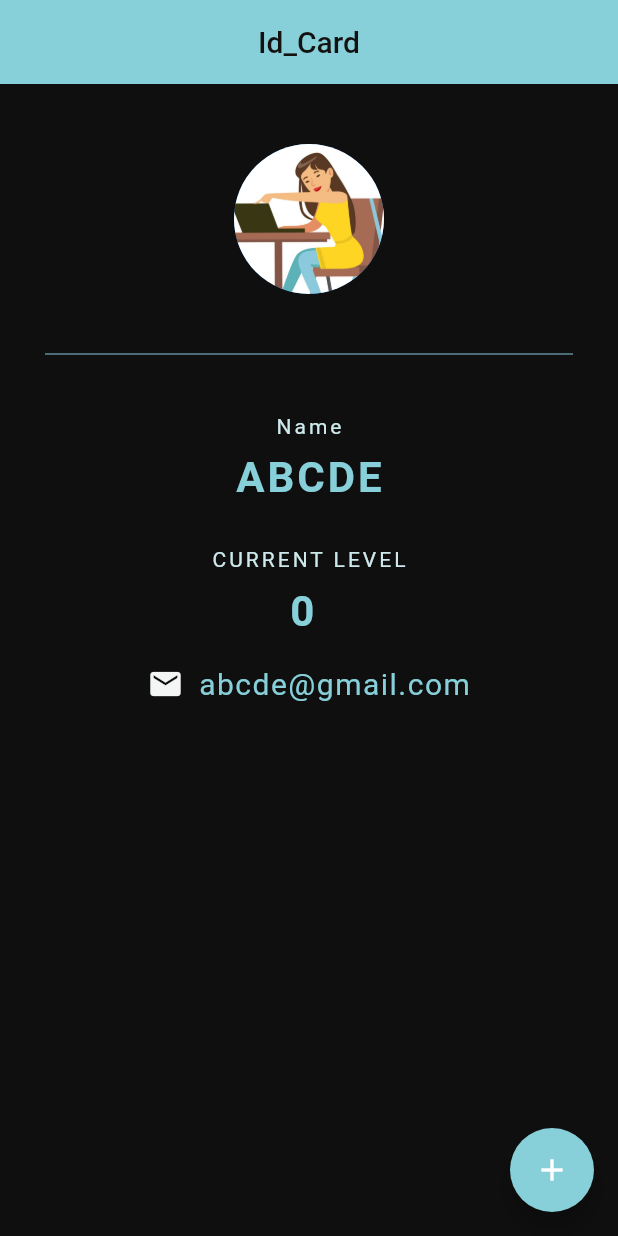
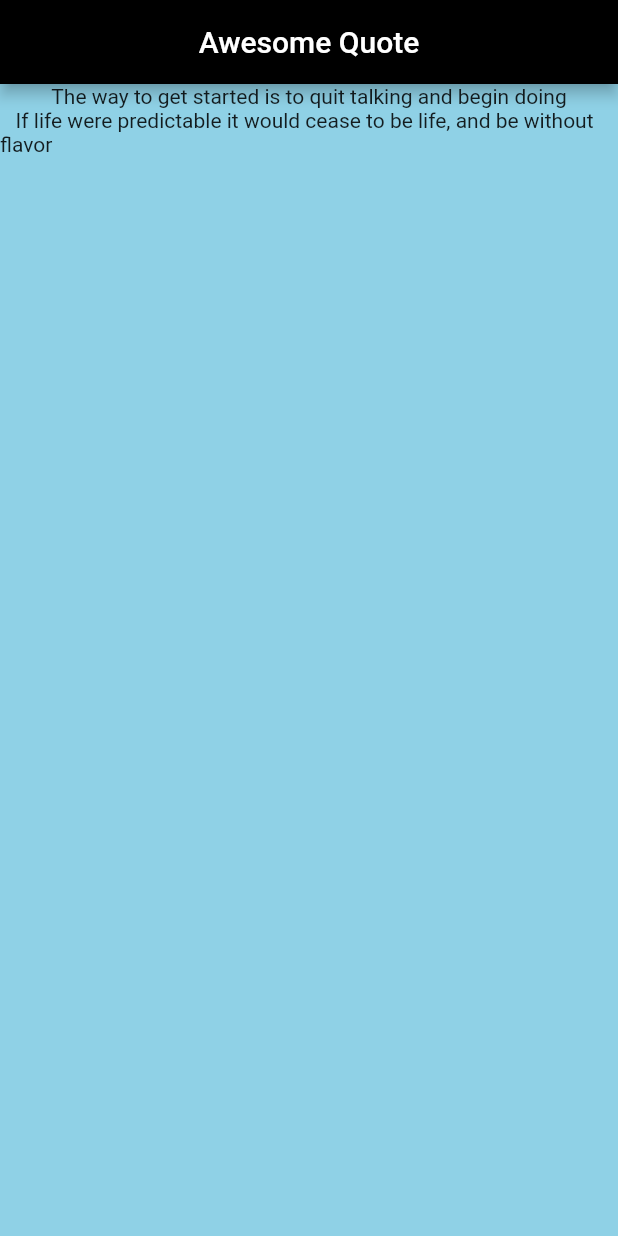
Before and after one commit to malavikaac/Flutter-_Card, a Flutter app: the screen it shows after launch, on a phone screen of 412 x 824 dp. Run offline on Flutter 3.47's test engine with Material 2 defaults, Android fonts, the phone set to English and light mode, and no system bars.

Commit message:
feet:card design based on list of data

```diff
--- a/lib/main.dart
+++ b/lib/main.dart
@@ -1,105 +1,38 @@
 import 'package:flutter/material.dart';
 
-void main() => runApp(const MaterialApp(
-      home: Card(),
+void main() => runApp(MaterialApp(
+      home: QuoteList(),
     ));
 
-class Card extends StatefulWidget {
-  const Card({super.key});
+class QuoteList extends StatefulWidget {
+  const QuoteList({super.key});
 
   @override
-  State<Card> createState() => _CardState();
+  State<QuoteList> createState() => _QuoteListState();
 }
 
-class _CardState extends State<Card> {
-  int level = 0;
+class _QuoteListState extends State<QuoteList> {
+  List<String> quotes = [
+    'The way to get started is to quit talking and begin doing',
+    '   If life were predictable it would cease to be life, and be without flavor',
+  ];
   @override
   Widget build(BuildContext context) {
     return Scaffold(
-      backgroundColor: Color.fromARGB(255, 15, 15, 15),
-      appBar: AppBar(
-        title: Text(
-          'Id_Card',
-          style:
-              TextStyle(color: Color.fromARGB(255, 19, 18, 17), fontSize: 20.0),
+        backgroundColor: Color.fromARGB(255, 143, 209, 230),
+        appBar: AppBar(
+          title: Text('Awesome Quote'),
+          centerTitle: true,
+          backgroundColor: Colors.black,
         ),
-        centerTitle: true,
-        backgroundColor: Color.fromARGB(255, 135, 208, 218),
-        elevation: 0.0,
-      ),
-      floatingActionButton: FloatingActionButton(
-        onPressed: () {
-          setState(() {
-            level += 1;
-          });
-        },
-        child: Icon(Icons.add),
-        backgroundColor: Color.fromARGB(255, 135, 208, 218),
-      ),
-      body: Padding(
-          padding: EdgeInsets.fromLTRB(30.0, 40.0, 30.0, 0.0),
-          child: Column(
-              crossAxisAlignment: CrossAxisAlignment.center,
-              children: <Widget>[
-                Center(
-                  child: CircleAvatar(
-                    backgroundImage: AssetImage('assets/lap.jpg'),
-                    radius: 50.0,
-                  ),
-                ),
-                Divider(
-                  height: 80.0,
-                  color: Color.fromARGB(255, 135, 198, 223),
-                ),
-                Text('Name',
-                    style: TextStyle(
-                      color: Color.fromARGB(255, 206, 233, 236),
-                      letterSpacing: 2.0,
-                    )),
-                SizedBox(
-                  height: 10.0,
-                ),
-                Text('ABCDE',
-                    style: TextStyle(
-                        color: Color.fromARGB(255, 135, 208, 218),
-                        letterSpacing: 2.0,
-                        fontSize: 28.0,
-                        fontWeight: FontWeight.bold)),
-                SizedBox(
-                  height: 30.0,
-                ),
-                Text('CURRENT LEVEL',
-                    style: TextStyle(
-                      color: Color.fromARGB(255, 206, 233, 236),
-                      letterSpacing: 2.0,
-                    )),
-                SizedBox(
-                  height: 10.0,
-                ),
-                Text('$level ',
-                    style: TextStyle(
-                        color: Color.fromARGB(255, 135, 208, 218),
-                        letterSpacing: 2.0,
-                        fontSize: 28.0,
-                        fontWeight: FontWeight.bold)),
-                SizedBox(height: 20.0),
-                Row(
-                  mainAxisAlignment: MainAxisAlignment.center,
-                  children: <Widget>[
-                    Icon(
-                      Icons.email,
-                      color: Color.fromARGB(255, 244, 245, 245),
-                    ),
-                    SizedBox(width: 10.0),
-                    Text('abcde@gmail.com',
-                        style: TextStyle(
-                          color: Color.fromARGB(255, 135, 208, 218),
-                          letterSpacing: 1.0,
-                          fontSize: 20.0,
-                        )),
-                  ],
-                )
-              ])),
-    );
+        body: Column(
+          children: quotes.map((quote) {
+            // => (quote)).tolist(),
+            SizedBox(
+              height: 80.0,
+            );
+            return Text(quote);
+          }).toList(),
+        ));
   }
 }
```
